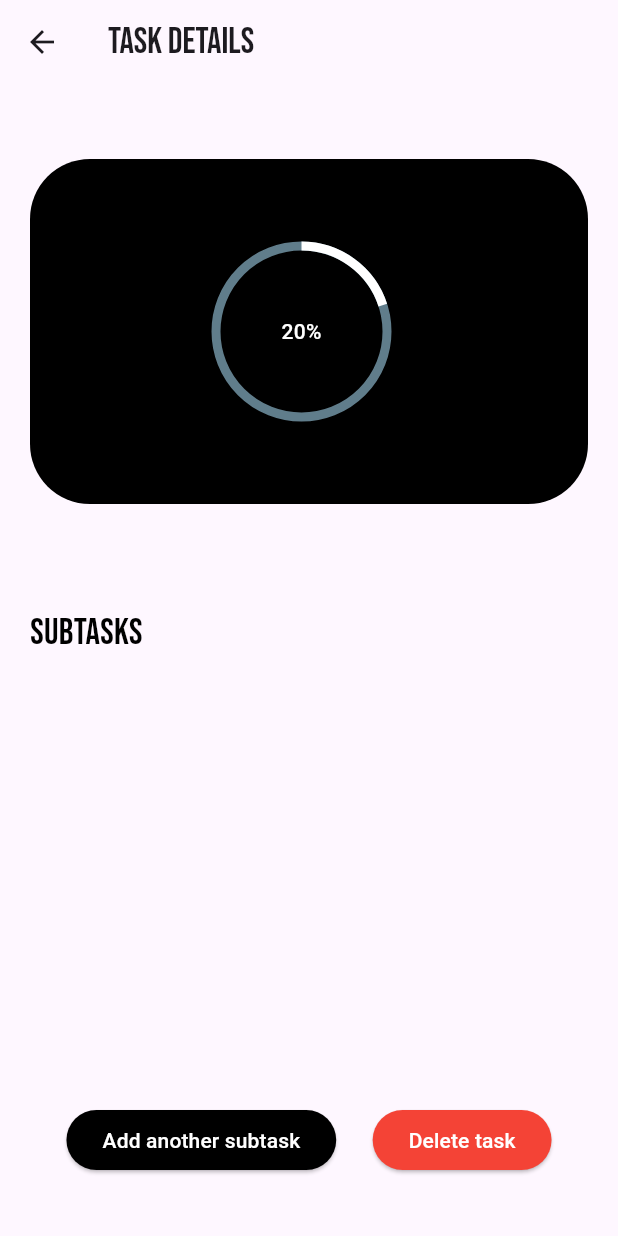
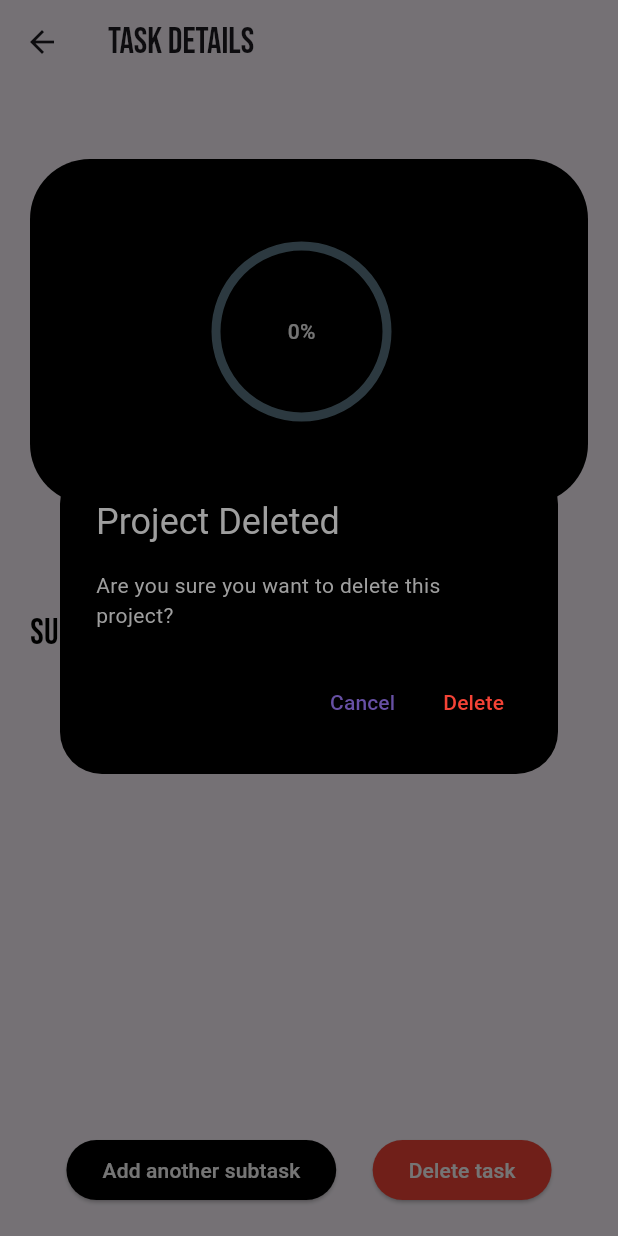
Before and after one commit to rustyonkeys/ProjectManager, a Flutter app: the ViewTasks screen opened directly with empty values, after a tap on "Delete task", on a phone screen of 412 x 824 dp. Run offline on Flutter 3.47's test engine with Material 3 defaults, Android fonts, the phone set to English and light mode, and no system bars; drawn by our look-alikes of percent_indicator; our stand-ins replace cloud_firestore, firebase_core, flutter_slidable, google_fonts; accounts and stored records are empty; generated files the repository leaves out were written again.

Commit message:
made the graph dynamic and also added checkbox

```diff
--- a/lib/pages/viewTasks.dart
+++ b/lib/pages/viewTasks.dart
@@ -1,15 +1,11 @@
 import 'package:flutter/material.dart';
 import 'package:cloud_firestore/cloud_firestore.dart';
 import 'package:google_fonts/google_fonts.dart';
-import 'package:percent_indicator/circular_percent_indicator.dart';
 import 'package:taskmanager/util/circular_linear_graph.dart';
 
 class ViewTasks extends StatelessWidget {
   final String taskID;
-  const ViewTasks({
-    super.key,
-    required this.taskID,
-  });
+  const ViewTasks({super.key, required this.taskID});
 
   @override
   Widget build(BuildContext context) {
@@ -18,29 +14,27 @@ class ViewTasks extends StatelessWidget {
         title: Text("Task Details", style: GoogleFonts.bebasNeue(fontSize: 24)),
       ),
       body: StreamBuilder<DocumentSnapshot>(
-        stream: FirebaseFirestore.instance
-            .collection('tasks')
-            .doc(taskID)
-            .snapshots(),
+        stream: FirebaseFirestore.instance.collection('tasks').doc(taskID).snapshots(),
         builder: (context, snapshot) {
-          if (snapshot.hasError) {
-            return const Center(child: Text("Error loading task"));
-          }
-          if (!snapshot.hasData) {
-            return const Center(child: CircularProgressIndicator());
-          }
+          if (snapshot.hasError) return const Center(child: Text("Error loading task"));
+          if (!snapshot.hasData || !snapshot.data!.exists) return const Center(child: CircularProgressIndicator());
 
           final taskData = snapshot.data!.data() as Map<String, dynamic>;
           final title = taskData['title'] ?? 'No Title';
           final description = taskData['description'] ?? 'No Description';
-          final subtasks = List<String>.from(taskData['subtasks'] ?? []);
+          final subtasks = List<Map<String, dynamic>>.from(taskData['subtasks'] ?? []);
+
+          // Calculate completion percentage
+          final int total = subtasks.length;
+          final int done = subtasks.where((task) => task['isDone'] == true).length;
+          final double progress = total > 0 ? done / total : 0.0;
 
           return Padding(
             padding: const EdgeInsets.all(20),
             child: Column(
               crossAxisAlignment: CrossAxisAlignment.start,
               children: [
-                SizedBox(height: 30,),
+                const SizedBox(height: 30),
                 ClipRRect(
                   borderRadius: BorderRadius.circular(40),
                   child: Container(
@@ -48,25 +42,12 @@ class ViewTasks extends StatelessWidget {
                     width: double.infinity,
                     color: Colors.black,
                     child: Padding(
-                      padding: EdgeInsets.symmetric(horizontal: 16),
+                      padding: const EdgeInsets.symmetric(horizontal: 16),
                       child: Row(
                         mainAxisAlignment: MainAxisAlignment.center,
                         children: [
-                                  CircularGraph(percent: 0.2),
-                                  // CircularPercentIndicator(
-                                  //     radius: 60,
-                                  //   progressColor: Colors.blueGrey,
-                                  //   backgroundColor: Colors.white,
-                                  //   percent: 0.4  ,
-                                  //   lineWidth: 6,
-                                  //   animation: true,
-                                  //   animateFromLastPercent: true,
-                                  //   center: Text('40%',
-                                  //     style: TextStyle(color: Colors.white,
-                                  //         fontWeight: FontWeight.bold),),
-                                  // ),
-                                  SizedBox(width: 10),
-                              //TITLE
+                          CircularGraph(percent: progress),
+                          const SizedBox(width: 10),
                           Flexible(
                             child: Text(
                               title,
@@ -87,18 +68,12 @@ class ViewTasks extends StatelessWidget {
                 const SizedBox(height: 20),
                 Text(
                   description,
-                  style: const TextStyle(
-                    color: Colors.grey,
-                    fontSize: 20,
-                  ),
+                  style: const TextStyle(color: Colors.grey, fontSize: 20),
                 ),
                 const SizedBox(height: 20),
                 Text(
                   "Subtasks",
-                  style: GoogleFonts.bebasNeue(
-                    color: Colors.black,
-                    fontSize: 24,
-                  ),
+                  style: GoogleFonts.bebasNeue(color: Colors.black, fontSize: 24),
                 ),
                 const SizedBox(height: 10),
                 Expanded(
@@ -106,12 +81,13 @@ class ViewTasks extends StatelessWidget {
                     itemCount: subtasks.length,
                     itemBuilder: (context, index) {
                       final subtask = subtasks[index];
+                      final isDone = subtask['isDone'] ?? false;
+                      final subtaskTitle = subtask['title'] ?? '';
                       final isLast = index == subtasks.length - 1;
 
                       return Row(
                         crossAxisAlignment: CrossAxisAlignment.start,
                         children: [
-                          // Timeline column (bullet + line)
                           Column(
                             children: [
                               Container(
@@ -123,28 +99,44 @@ class ViewTasks extends StatelessWidget {
                                 ),
                               ),
                               if (!isLast)
-                                Container(
-                                  width: 2,
-                                  height: 50,
-                                  color: Colors.grey,
-                                ),
+                                Container(width: 2, height: 50, color: Colors.grey),
                             ],
                           ),
                           const SizedBox(width: 10),
-                          // Subtask card
                           Expanded(
                             child: Container(
+                              margin: const EdgeInsets.only(bottom: 8),
                               padding: const EdgeInsets.all(12),
                               decoration: BoxDecoration(
                                 color: Colors.grey[900],
                                 borderRadius: BorderRadius.circular(8),
                               ),
+                              child: Row(
+                                children: [
+                                  Checkbox(
+                                    value: isDone,
+                                    activeColor: Colors.green,
+                                    onChanged: (newValue) async {
+                                      final updatedSubtasks = List<Map<String, dynamic>>.from(subtasks);
+                                      updatedSubtasks[index]['isDone'] = newValue;
+
+                                      await FirebaseFirestore.instance
+                                          .collection('tasks')
+                                          .doc(taskID)
+                                          .update({'subtasks': updatedSubtasks});
+                                    },
+                                  ),
+                                  Expanded(
                                     child: Text(
-                                subtask,
-                                style: const TextStyle(
-                                  color: Colors.white70,
+                                      subtaskTitle,
+                                      style: TextStyle(
+                                        color: isDone ? Colors.greenAccent : Colors.white70,
                                         fontSize: 16,
+                                        decoration: isDone ? TextDecoration.lineThrough : null,
                                       ),
+                                    ),
+                                  ),
+                                ],
                               ),
                             ),
                           ),
@@ -153,26 +145,52 @@ class ViewTasks extends StatelessWidget {
                     },
                   ),
                 ),
-
-
                 Row(
                   mainAxisAlignment: MainAxisAlignment.spaceEvenly,
                   children: [
-                       ElevatedButton(onPressed: () {},
+                    ElevatedButton(
+                      onPressed: () {},
                       style: ElevatedButton.styleFrom(
                         backgroundColor: Colors.black,
-                               foregroundColor: Colors.white
+                        foregroundColor: Colors.white,
                       ),
-                            child: Text("Add another subtask")),
-                      ElevatedButton(onPressed: () {},
+                      child: const Text("Add another subtask"),
+                    ),
+                    ElevatedButton(
+                      onPressed: () async {
+                        final shouldDelete = await showDialog(
+                          context: context,
+                          builder: (context) => AlertDialog(
+                            backgroundColor: Colors.black,
+                            title: const Text("Project Deleted", style: TextStyle(color: Colors.grey)),
+                            content: const Text("Are you sure you want to delete this project?", style: TextStyle(color: Colors.grey)),
+                            actions: [
+                              TextButton(
+                                onPressed: () => Navigator.of(context).pop(false),
+                                child: const Text("Cancel"),
+                              ),
+                              TextButton(
+                                onPressed: () => Navigator.of(context).pop(true),
+                                child: const Text("Delete", style: TextStyle(color: Colors.red)),
+                              ),
+                            ],
+                          ),
+                        );
+                        if (shouldDelete == true) {
+                          await FirebaseFirestore.instance.collection('tasks').doc(taskID).delete();
+                          if (context.mounted) {
+                            Navigator.of(context).pop();
+                          }
+                        }
+                      },
                       style: ElevatedButton.styleFrom(
                         backgroundColor: Colors.red,
-                            foregroundColor: Colors.white
+                        foregroundColor: Colors.white,
                       ),
-                          child: Text("Delete task")),
+                      child: const Text("Delete task"),
+                    ),
                   ],
                 ),
-                SizedBox(height: 20,)
               ],
             ),
           );
--- a/lib/services/Firebase.dart
+++ b/lib/services/Firebase.dart
@@ -6,7 +6,7 @@ class FirestoneServices{
   final CollectionReference tasks = FirebaseFirestore.instance.collection('tasks');
 
   //Create: add a new note
-  Future<void> addTask(String title, String description, List<String> subtasks) async{
+  Future<void> addTask(String title, String description, List<Map<String, dynamic>> subtasks) async{
     await tasks.add({
       'title': title,
       'description': description,
@@ -21,7 +21,7 @@ class FirestoneServices{
   }
 
   //Update: update the notes given a doc id
-  Future<void> updateTask(String docId, String title, String description, List<String> subtasks) async{
+  Future<void> updateTask(String docId, String title, String description, List<Map<String,dynamic>> subtasks) async{
     await tasks.doc(docId).update({
       'title': title,
       'description': description,
--- a/lib/util/circular_linear_graph.dart
+++ b/lib/util/circular_linear_graph.dart
@@ -1,12 +1,12 @@
 import 'package:flutter/material.dart';
 import 'package:percent_indicator/circular_percent_indicator.dart';
-
 
 class CircularGraph extends StatelessWidget {
   final double percent;
   const CircularGraph({
     super.key,
-  required this.percent});
+    required this.percent,
+  });
 
   @override
   Widget build(BuildContext context) {
@@ -18,11 +18,13 @@ class CircularGraph extends StatelessWidget {
       backgroundColor: Colors.blueGrey,
       animateFromLastPercent: true,
       progressColor: Colors.white,
-      center: Text("${(percent * 100).toStringAsFixed(0)}%",
-      style: TextStyle(
-        fontWeight: FontWeight.w500,
-        color: Colors.white
-      ),),);
-
+      center: Text(
+        "${(percent * 100).toStringAsFixed(0)}%",
+        style: const TextStyle(
+          fontWeight: FontWeight.w500,
+          color: Colors.white,
+        ),
+      ),
+    );
   }
 }
```
Also changed, not shown: lib/pages/addtask.dart (+6 -3 lines). Lines whose indentation alone changed are shown as unchanged.
